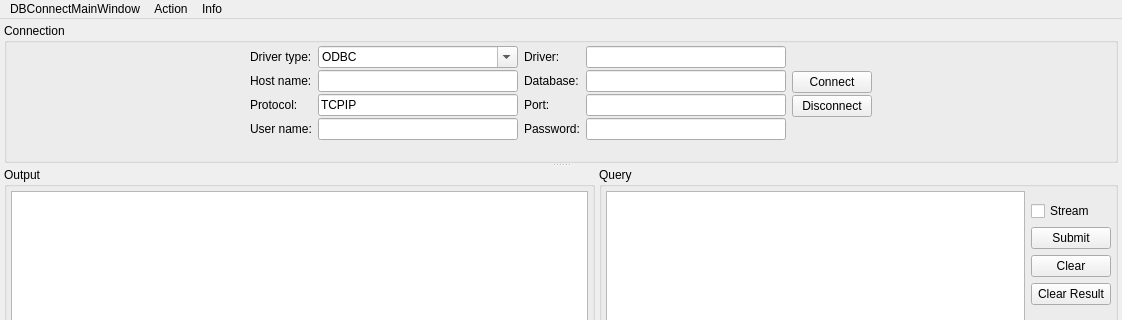
This is src/DBConnectMainWindow.ui in yxbh/DBConnect as Qt 5 draws it before an edit; both pictures show x 0 to 1122 and y 0 to 320 of the 1122 by 843 pixel window. The edited form follows.
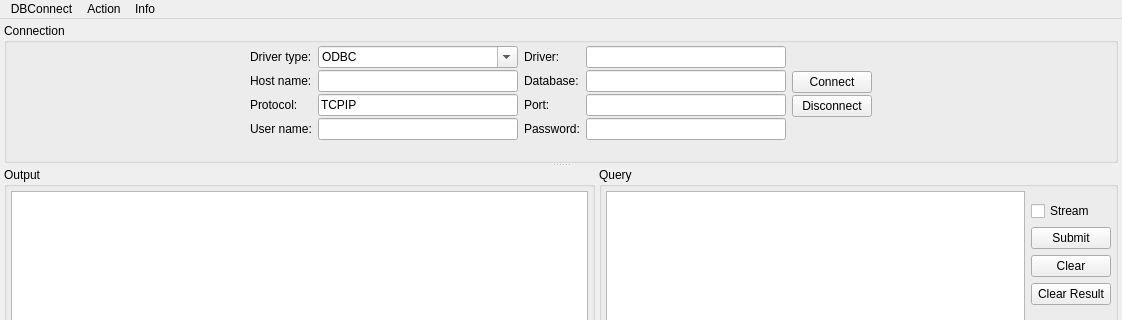
This is the edited form.

Patch:
```diff
--- a/src/DBConnectMainWindow.ui
+++ b/src/DBConnectMainWindow.ui
@@ -737,7 +737,7 @@
      <x>0</x>
      <y>0</y>
      <width>1122</width>
-     <height>26</height>
+     <height>21</height>
     </rect>
    </property>
    <widget class="QMenu" name="menuInfo">
@@ -755,7 +755,7 @@
    </widget>
    <widget class="QMenu" name="menuDBConnectMainWindow">
     <property name="title">
-     <string>DBConnectMainWindow</string>
+     <string>DBConnect</string>
     </property>
     <addaction name="action_ShowConnectionPanel"/>
     <addaction name="separator"/>
```
